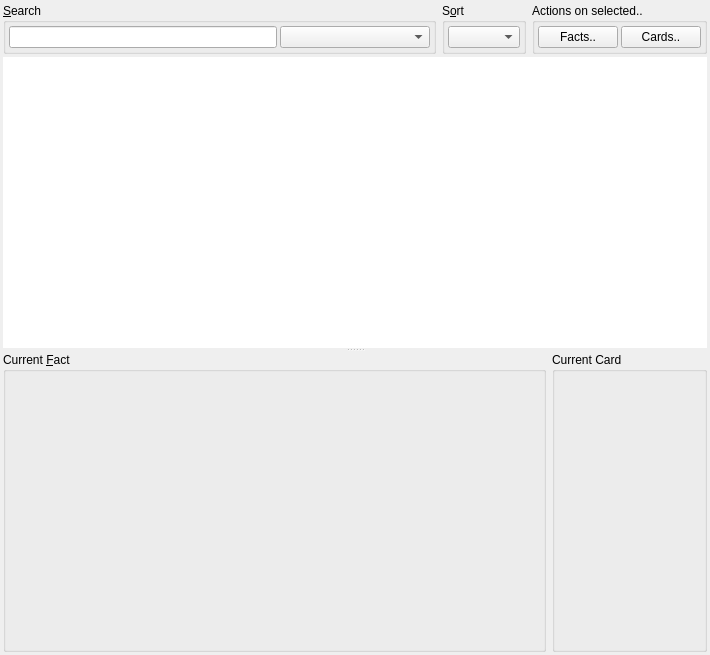
The window that designer/cardlist.ui (ankitects/anki) describes before a commit, drawn with Qt 5.
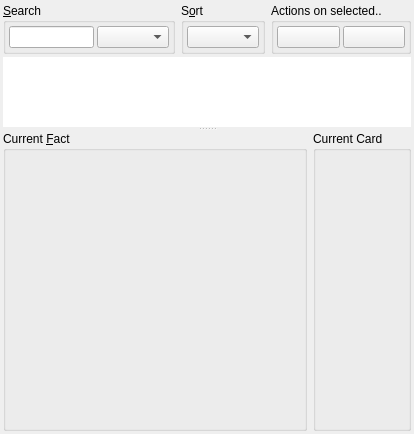
The same window after the commit. Icons and pictures are not drawn.

Diff of the .ui file:
```diff
--- a/designer/cardlist.ui
+++ b/designer/cardlist.ui
@@ -8,8 +8,8 @@
    <rect>
     <x>0</x>
     <y>0</y>
-    <width>710</width>
-    <height>655</height>
+    <width>414</width>
+    <height>434</height>
    </rect>
   </property>
   <property name="windowTitle" >
@@ -42,12 +42,6 @@
          <verstretch>0</verstretch>
         </sizepolicy>
        </property>
-       <property name="minimumSize" >
-        <size>
-         <width>400</width>
-         <height>0</height>
-        </size>
-       </property>
        <property name="title" >
         <string>&amp;Search</string>
        </property>
@@ -66,14 +60,7 @@
          </widget>
         </item>
         <item>
-         <widget class="QComboBox" name="tagList" >
-          <property name="minimumSize" >
-           <size>
-            <width>150</width>
-            <height>0</height>
-           </size>
-          </property>
-         </widget>
+         <widget class="QComboBox" name="tagList" />
         </item>
        </layout>
       </widget>
@@ -111,7 +98,7 @@
         <item>
          <widget class="QPushButton" name="factsButton" >
           <property name="text" >
-           <string>Facts..</string>
+           <string/>
           </property>
           <property name="icon" >
            <iconset resource="../icons.qrc" >
@@ -125,7 +112,7 @@
         <item>
          <widget class="QPushButton" name="cardsButton" >
           <property name="text" >
-           <string>Cards..</string>
+           <string/>
           </property>
           <property name="icon" >
            <iconset resource="../icons.qrc" >
```
